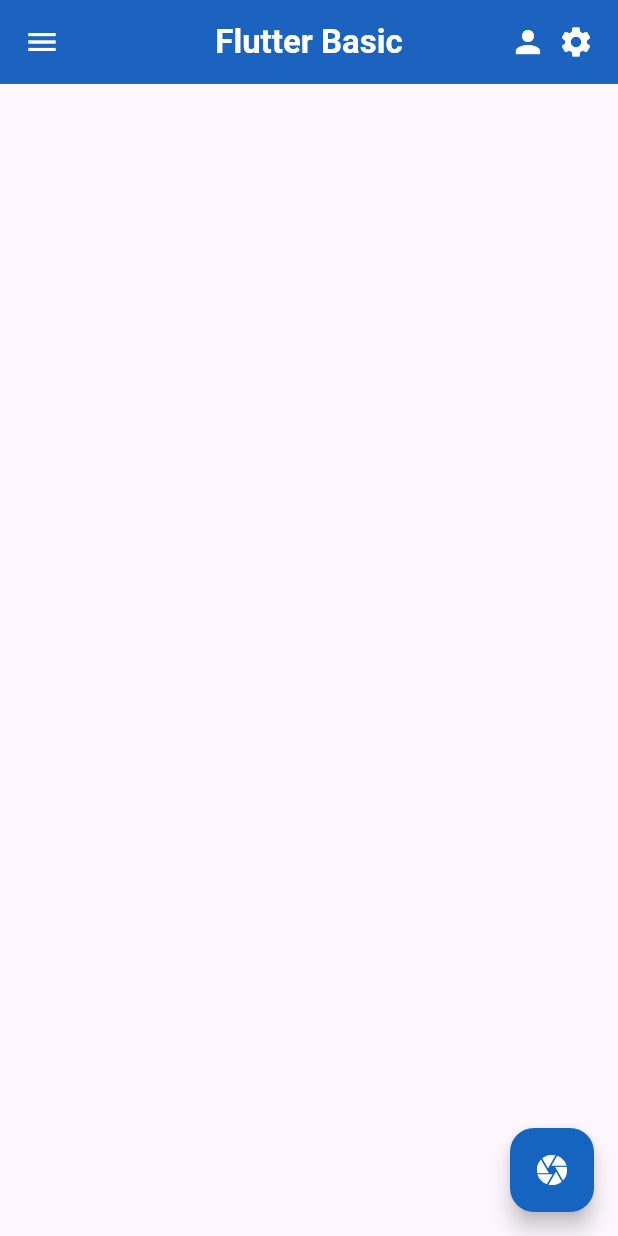
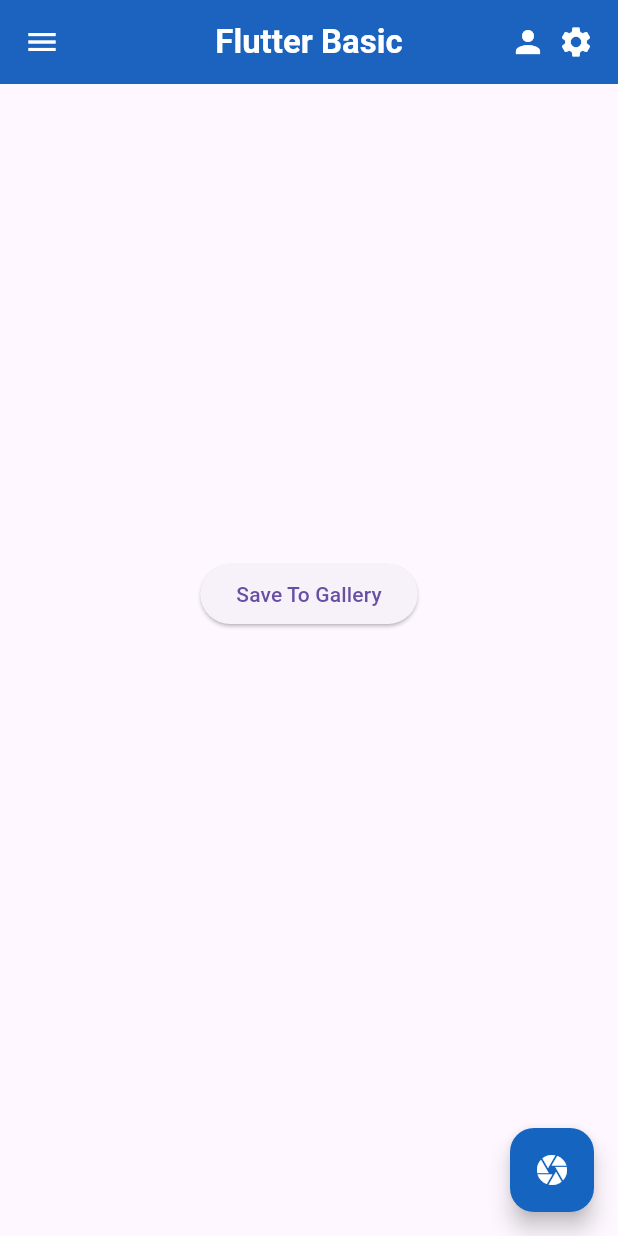
Before and after one commit to MuhammadIbraAlfathar/flutter-basic, a Flutter app: the screen it shows after launch, on a phone screen of 412 x 824 dp. Run offline on Flutter 3.47's test engine with Material 3 defaults, Android fonts, the phone set to English and light mode, and no system bars; our stand-ins replace image_picker.

Commit message:
menambahkan library untuk menyimpan gambar ke gallery

```diff
--- a/lib/home_page.dart
+++ b/lib/home_page.dart
@@ -46,13 +46,29 @@ class _HomePageState extends State<HomePage> {
           color: Colors.white,
         ),
       ),
-      body: Center(
-        child: Container(
-          height: 300,
-          color: const Color.fromARGB(255, 175, 76, 76),
-          child:
-              photo == null ? const SizedBox() : Image.file(File(photo!.path)),
-        ),
+      body: Column(
+        crossAxisAlignment: CrossAxisAlignment.center,
+        children: [
+          Row(
+            mainAxisAlignment: MainAxisAlignment.center,
+            children: [
+              Container(
+                height: 300,
+                color: const Color.fromARGB(255, 175, 76, 76),
+                child: photo == null
+                    ? const SizedBox()
+                    : Image.file(File(photo!.path)),
+              ),
+            ],
+          ),
+          const SizedBox(
+            height: 16,
+          ),
+          ElevatedButton(
+            onPressed: () {},
+            child: const Text("Save To Gallery"),
+          ),
+        ],
       ),
       floatingActionButton: FloatingActionButton(
         onPressed: () async {
--- a/pubspec.yaml
+++ b/pubspec.yaml
@@ -35,6 +35,7 @@ dependencies:
   # Use with the CupertinoIcons class for iOS style icons.
   cupertino_icons: ^1.0.2
   image_picker: ^1.0.7
+  image_gallery_saver: ^2.0.3
 
 dev_dependencies:
   flutter_test:
```
Also changed, not shown: pubspec.lock.
